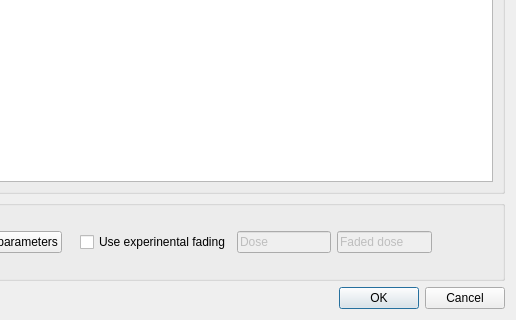
This is src/calibration.ui in bulanek/alive as Qt 5 draws it before an edit; both pictures show x 928 to 1444 and y 367 to 687 of the 1444 by 687 pixel window. The edited form follows.
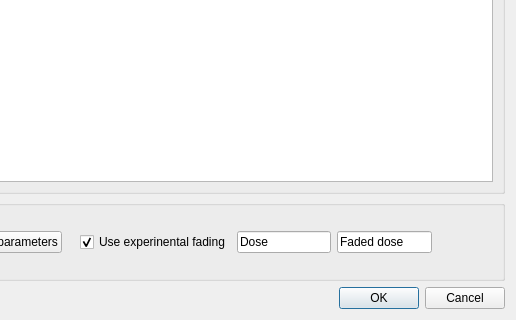
This is the edited form. Custom widgets are drawn as their Qt base class.

Commit message: fading of calibration data in general way

Patch:
```diff
--- a/src/calibration.ui
+++ b/src/calibration.ui
@@ -209,12 +209,15 @@
           <property name="text">
            <string>Use experinental fading</string>
           </property>
+          <property name="checked">
+           <bool>true</bool>
+          </property>
          </widget>
         </item>
         <item>
          <widget class="QLineEdit" name="lineEdit_2">
           <property name="enabled">
-           <bool>false</bool>
+           <bool>true</bool>
           </property>
           <property name="toolTip">
            <string>Dose signal</string>
@@ -227,7 +230,7 @@
         <item>
          <widget class="QLineEdit" name="lineEdit_3">
           <property name="enabled">
-           <bool>false</bool>
+           <bool>true</bool>
           </property>
           <property name="toolTip">
            <string>Faded dose signal</string>
```
The commit also changes 6 other files.
